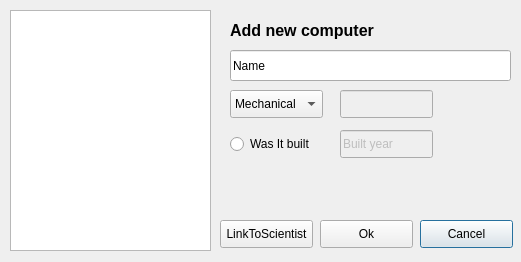
Old version of the form addcomputerdialog.ui in the repository gudmundurb/H22.
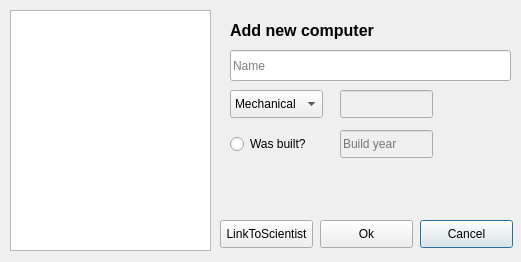
New version of the form.

Commit message: laga adeins add computerdialog

```diff
--- a/addcomputerdialog.ui
+++ b/addcomputerdialog.ui
@@ -23,6 +23,9 @@
     </rect>
    </property>
    <property name="text">
+    <string/>
+   </property>
+   <property name="placeholderText">
     <string>Name</string>
    </property>
   </widget>
@@ -49,7 +52,10 @@
     </rect>
    </property>
    <property name="text">
-    <string>Built year</string>
+    <string/>
+   </property>
+   <property name="placeholderText">
+    <string>Build year</string>
    </property>
   </widget>
   <widget class="QComboBox" name="TypeDropDown">
@@ -136,7 +142,7 @@
     </rect>
    </property>
    <property name="text">
-    <string>Was It built</string>
+    <string>Was built?</string>
    </property>
   </widget>
   <widget class="QLabel" name="TitleComputerAdd">
```
The commit also changes 2 other files.
